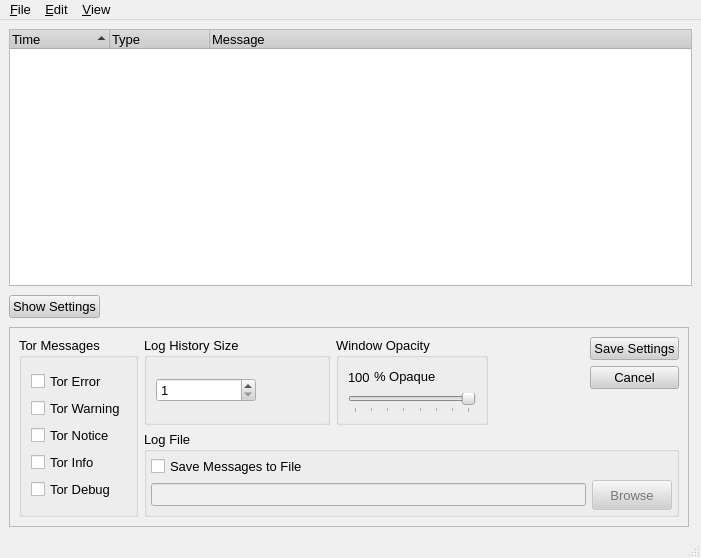
The window that src/gui/messagelog/messagelog.ui (a-ilin/vidalia) describes before a commit, drawn with Qt 5.
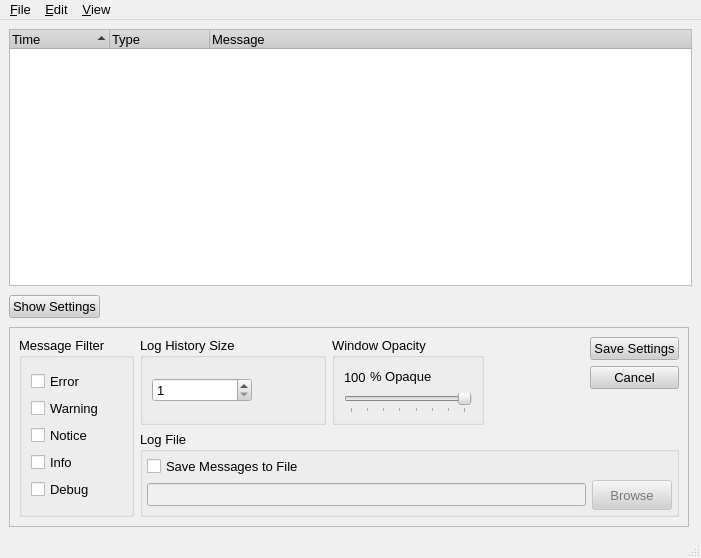
The same window after the commit. Icons and pictures are not drawn.

Commit message:
Now that there is only one type of message, there is no need to make distictions.
svn:r244

Diff of the .ui file:
```diff
--- a/src/gui/messagelog/messagelog.ui
+++ b/src/gui/messagelog/messagelog.ui
@@ -440,7 +440,7 @@
           <enum>Qt::NoContextMenu</enum>
          </property>
          <property name="title" >
-          <string>Tor Messages</string>
+          <string>Message Filter</string>
          </property>
          <layout class="QVBoxLayout" >
           <property name="margin" >
@@ -469,7 +469,7 @@
                <string/>
               </property>
               <property name="text" >
-               <string>Tor Error</string>
+               <string>Error</string>
               </property>
               <property name="icon" >
                <iconset resource="..\res\vidalia.qrc" >:/images/msg_error.png</iconset>
@@ -485,7 +485,7 @@
                <string/>
               </property>
               <property name="text" >
-               <string>Tor Warning</string>
+               <string>Warning</string>
               </property>
               <property name="icon" >
                <iconset resource="..\res\vidalia.qrc" >:/images/msg_warn.png</iconset>
@@ -501,7 +501,7 @@
                <string/>
               </property>
               <property name="text" >
-               <string>Tor Notice</string>
+               <string>Notice</string>
               </property>
               <property name="icon" >
                <iconset resource="..\res\vidalia.qrc" >:/images/msg_notice.png</iconset>
@@ -517,7 +517,7 @@
                <string/>
               </property>
               <property name="text" >
-               <string>Tor Info</string>
+               <string>Info</string>
               </property>
               <property name="icon" >
                <iconset resource="..\res\vidalia.qrc" >:/images/msg_info.png</iconset>
@@ -533,7 +533,7 @@
                <string/>
               </property>
               <property name="text" >
-               <string>Tor Debug</string>
+               <string>Debug</string>
               </property>
               <property name="icon" >
                <iconset resource="..\res\vidalia.qrc" >:/images/msg_debug.png</iconset>
```
